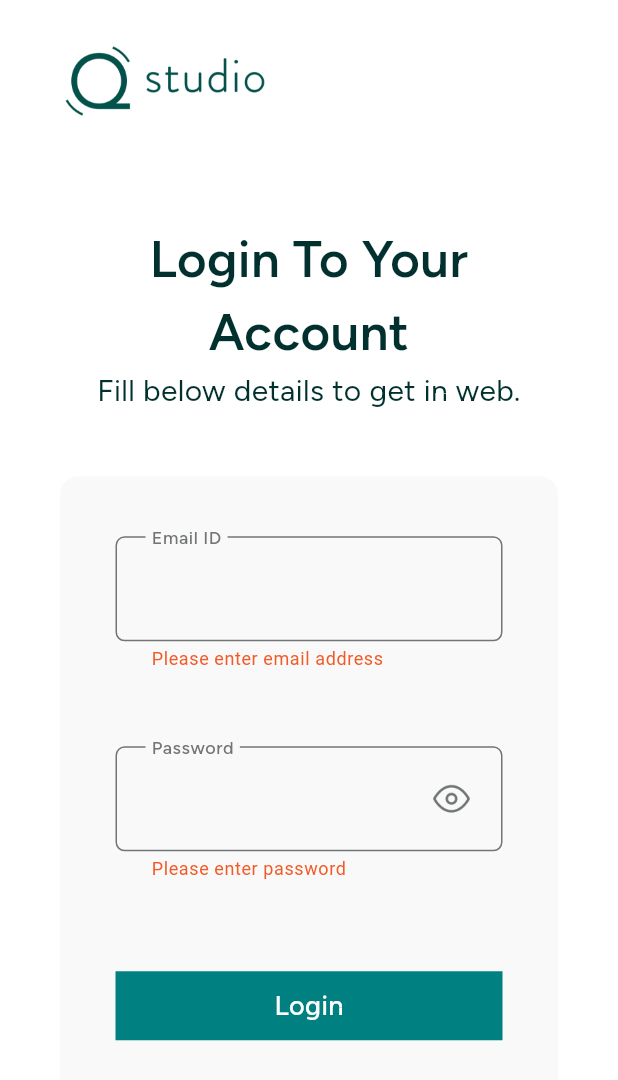
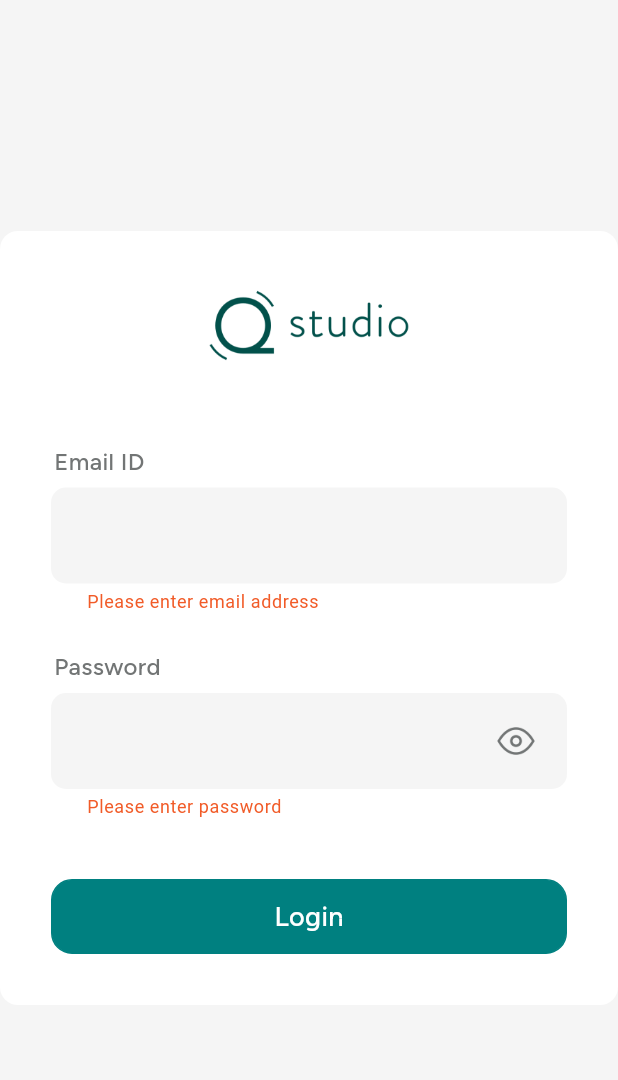
Before and after one commit to nachiketghelani56/mqs_admin_portal_web, a Flutter app: the screen it shows after launch, after a tap on "Login", on a phone screen of 412 x 824 dp. Shown: the top 1080 px of the screen. Run offline on Flutter 3.47's test engine with Material 3 defaults, Android fonts, the phone set to English and light mode, and no system bars; our stand-ins replace cloud_firestore, csv, envied, file_picker, firebase_auth, firebase_core and 2 more; missing offline and left inert: file_saver; accounts and stored records are empty.

Commit message:
[FIX] Updated login page UI

```diff
--- a/lib/config/color_config.dart
+++ b/lib/config/color_config.dart
@@ -30,4 +30,6 @@ class ColorConfig {
   static const Color dividerColor = Color(0xFF959B9A);
   static const Color highlightColor = Color(0xFFF5E9A5);
   static const Color chartColor = Color(0xFFB8543D);
+  static const Color transparentColor = Colors.transparent;
+  static const Color hoverColor = Color(0xFF0E5A5B);
 }
--- a/lib/config/font_text_style_config.dart
+++ b/lib/config/font_text_style_config.dart
@@ -169,9 +169,9 @@ class FontTextStyleConfig {
 
   static OutlineInputBorder borderDecoration = OutlineInputBorder(
     borderSide: const BorderSide(
-      color: ColorConfig.textFieldBorderColor,
+      color: ColorConfig.transparentColor,
     ),
-    borderRadius: BorderRadius.circular(SizeConfig.size6),
+    borderRadius: BorderRadius.circular(SizeConfig.size10),
   );
 
   static BoxDecoration tableTitleDecoration = BoxDecoration(
--- a/lib/config/string_config.dart
+++ b/lib/config/string_config.dart
@@ -199,6 +199,8 @@ class MQSDashboard {
   final String chat = "Chat";
   final String profile = "Profile";
   final String settings = "Settings";
+  final String pathway = "Pathway";
+  final String challenge = "Challenge";
 }
 
 class Reporting {
--- a/lib/views/login/controller/login_controller.dart
+++ b/lib/views/login/controller/login_controller.dart
@@ -21,7 +21,7 @@ class LoginController extends GetxController {
             password: passwordController.text);
         hideLoader();
         if (user != null) {
-          Get.offAllNamed(AppRoutes.dashboard);
+          Get.offAllNamed(AppRoutes.mqsDashboard);
         }
       }
     } on FirebaseAuthException catch (e) {
--- a/lib/views/login/login_screen.dart
+++ b/lib/views/login/login_screen.dart
@@ -1,9 +1,9 @@
 import 'package:flutter/material.dart';
 import 'package:get/get.dart';
 import 'package:mqs_admin_portal_web/config/config.dart';
+import 'package:mqs_admin_portal_web/extensions/ext_on_widget.dart';
 import 'package:mqs_admin_portal_web/views/login/controller/login_controller.dart';
-import 'package:mqs_admin_portal_web/views/login/widgets/login_detail_widget.dart';
-import 'package:mqs_admin_portal_web/widgets/logo_widget.dart';
+import 'package:mqs_admin_portal_web/views/login/widgets/login_form_widget.dart';
 
 class LoginScreen extends StatelessWidget {
   LoginScreen({super.key});
@@ -13,19 +13,15 @@ class LoginScreen extends StatelessWidget {
   @override
   Widget build(BuildContext context) {
     return Scaffold(
-      body: SizedBox(
-        height: Get.height,
-        width: Get.width,
-        child: Column(
-          children: [
-            logoWidget(),
-            Expanded(
-              child: loginDetailWidget(loginController: _loginController),
-            ),
-          ],
-        ).paddingSymmetric(
-            horizontal: SizeConfig.size40, vertical: SizeConfig.size25),
-      ),
+      backgroundColor: ColorConfig.backgroundColor,
+      body: Container(
+        width: SizeConfig.size574,
+        decoration: FontTextStyleConfig.cardDecoration,
+        padding: const EdgeInsets.all(SizeConfig.size34),
+        child: SingleChildScrollView(
+          child: loginFormWidget(loginController: _loginController),
+        ),
+      ).center,
     );
   }
 }
--- a/lib/views/login/widgets/login_detail_widget.dart
+++ /dev/null
@@ -1,28 +0,0 @@
-import 'package:flutter/material.dart';
-import 'package:mqs_admin_portal_web/config/config.dart';
-import 'package:mqs_admin_portal_web/extensions/ext_on_num.dart';
-import 'package:mqs_admin_portal_web/extensions/ext_on_widget.dart';
-import 'package:mqs_admin_portal_web/views/login/controller/login_controller.dart';
-import 'package:mqs_admin_portal_web/views/login/widgets/text_fields_container_widget.dart';
-
-Widget loginDetailWidget({required LoginController loginController}) {
-  return SingleChildScrollView(
-    child: Column(
-      mainAxisAlignment: MainAxisAlignment.center,
-      children: [
-        Text(
-          StringConfig.login.loginToYourAccount,
-          textAlign: TextAlign.center,
-          style: FontTextStyleConfig.titleStyle,
-        ),
-        Text(
-          StringConfig.login.fillBelowDetailToGetInWeb,
-          textAlign: TextAlign.center,
-          style: FontTextStyleConfig.subtitleStyle,
-        ),
-        SizeConfig.size42.height,
-        textFieldsContainerWidget(loginController: loginController),
-      ],
-    ),
-  ).center;
-}
--- /dev/null
+++ b/lib/views/login/widgets/login_form_widget.dart
@@ -0,0 +1,51 @@
+import 'package:flutter/material.dart';
+import 'package:get/get.dart';
+import 'package:mqs_admin_portal_web/config/config.dart';
+import 'package:mqs_admin_portal_web/extensions/ext_on_num.dart';
+import 'package:mqs_admin_portal_web/views/login/controller/login_controller.dart';
+import 'package:mqs_admin_portal_web/widgets/custom_button.dart';
+import 'package:mqs_admin_portal_web/widgets/custom_text_field.dart';
+import 'package:mqs_admin_portal_web/widgets/logo_widget.dart';
+
+Widget loginFormWidget({required LoginController loginController}) {
+  return Form(
+    key: loginController.formKey,
+    child: Column(
+      mainAxisSize: MainAxisSize.min,
+      children: [
+        logoWidget(mainAxisSize: MainAxisSize.min),
+        SizeConfig.size50.height,
+        CustomTextField(
+          controller: loginController.emailController,
+          autofillHints: const [],
+          label: StringConfig.login.emailID,
+          validator: (p0) => Validator.emailValidator(p0 ?? ""),
+        ),
+        SizeConfig.size24.height,
+        Obx(
+          () => CustomTextField(
+            controller: loginController.passwordController,
+            autofillHints: const [],
+            label: StringConfig.login.password,
+            suffixIcon: loginController.isObscurePassword.value
+                ? ImageConfig.eyeOpened
+                : ImageConfig.eyeClosed,
+            isObscure: loginController.isObscurePassword.value,
+            onSuffixIconTap: () {
+              loginController.isObscurePassword.value =
+                  !loginController.isObscurePassword.value;
+            },
+            validator: (p0) => Validator.passwordValidator(p0 ?? ""),
+          ),
+        ),
+        SizeConfig.size40.height,
+        CustomButton(
+          btnText: StringConfig.login.login,
+          onTap: () {
+            loginController.login();
+          },
+        ),
+      ],
+    ),
+  );
+}
--- a/lib/views/login/widgets/text_fields_container_widget.dart
+++ /dev/null
@@ -1,56 +0,0 @@
-import 'package:flutter/material.dart';
-import 'package:get/get.dart';
-import 'package:mqs_admin_portal_web/config/config.dart';
-import 'package:mqs_admin_portal_web/extensions/ext_on_num.dart';
-import 'package:mqs_admin_portal_web/views/login/controller/login_controller.dart';
-import 'package:mqs_admin_portal_web/widgets/custom_button.dart';
-import 'package:mqs_admin_portal_web/widgets/custom_text_field.dart';
-
-Widget textFieldsContainerWidget({required LoginController loginController}) {
-  return Container(
-    width: SizeConfig.size574,
-    decoration: BoxDecoration(
-      color: ColorConfig.bgColor,
-      borderRadius: BorderRadius.circular(SizeConfig.size12),
-    ),
-    padding: const EdgeInsets.symmetric(
-        horizontal: SizeConfig.size37, vertical: SizeConfig.size40),
-    child: Form(
-      key: loginController.formKey,
-      child: Column(
-        children: [
-          CustomTextField(
-            controller: loginController.emailController,
-            autofillHints: const [],
-            label: StringConfig.login.emailID,
-            validator: (p0) => Validator.emailValidator(p0 ?? ""),
-          ),
-          SizeConfig.size50.height,
-          Obx(
-            () => CustomTextField(
-              controller: loginController.passwordController,
-              autofillHints: const [],
-              label: StringConfig.login.password,
-              suffixIcon: loginController.isObscurePassword.value
-                  ? ImageConfig.eyeOpened
-                  : ImageConfig.eyeClosed,
-              isObscure: loginController.isObscurePassword.value,
-              onSuffixIconTap: () {
-                loginController.isObscurePassword.value =
-                    !loginController.isObscurePassword.value;
-              },
-              validator: (p0) => Validator.passwordValidator(p0 ?? ""),
-            ),
-          ),
-          SizeConfig.size60.height,
-          CustomButton(
-            btnText: StringConfig.login.login,
-            onTap: () {
-              loginController.login();
-            },
-          ),
-        ],
-      ),
-    ),
-  );
-}
--- a/lib/views/mqs_dashboard/controller/mqs_dashboard_controller.dart
+++ b/lib/views/mqs_dashboard/controller/mqs_dashboard_controller.dart
@@ -10,21 +10,16 @@ class MqsDashboardController extends GetxController {
       icon: ImageConfig.home,
       title: StringConfig.mqsDashboard.home,
       subtitles: [
-        StringConfig.mqsDashboard.onboarding,
-        StringConfig.mqsDashboard.communication,
-        StringConfig.mqsDashboard.training,
-        StringConfig.mqsDashboard.survey,
-        StringConfig.mqsDashboard.space,
+        StringConfig.dashboard.enterprise,
+        StringConfig.mqsDashboard.pathway,
+        StringConfig.mqsDashboard.challenge,
+        StringConfig.teamChart.teamChart,
         StringConfig.mqsDashboard.reporting,
       ],
     ),
     MenuModel(
       icon: ImageConfig.documents,
       title: StringConfig.mqsDashboard.documents,
-    ),
-    MenuModel(
-      icon: ImageConfig.chat,
-      title: StringConfig.mqsDashboard.chat,
     ),
     MenuModel(
       icon: ImageConfig.profile,
@@ -34,10 +29,6 @@ class MqsDashboardController extends GetxController {
       icon: ImageConfig.settings,
       title: StringConfig.mqsDashboard.settings,
     ),
-    MenuModel(
-      icon: ImageConfig.settings,
-      title: StringConfig.teamChart.teamChart,
-    ),
   ].obs;
   RxInt menuIndex = 0.obs, subMenuIndex = RxInt(-1);
 }
--- a/lib/views/mqs_dashboard/mqs_dashboard_screen.dart
+++ b/lib/views/mqs_dashboard/mqs_dashboard_screen.dart
@@ -31,7 +31,7 @@ class MqsDashboardScreen extends StatelessWidget {
                 child: Obx(
                   () {
                     if (_mqsDashboardController.menuIndex.value == 0) {
-                      if (_mqsDashboardController.subMenuIndex.value == 5) {
+                      if (_mqsDashboardController.subMenuIndex.value == 4) {
                         return ReportingScreen(
                             scaffoldKey: _mqsDashboardController.scaffoldKey);
                       }
--- a/lib/views/mqs_dashboard/widgets/side_menu_widget.dart
+++ b/lib/views/mqs_dashboard/widgets/side_menu_widget.dart
@@ -72,13 +72,8 @@ Widget sideMenuWidget(
                         ],
                       ),
                     ).tap(() {
-                      if (index ==
-                          mqsDashboardController.menuItems.length - 1) {
-                        Get.toNamed(AppRoutes.teamChart);
-                      } else {
-                        mqsDashboardController.menuIndex.value = index;
-                        mqsDashboardController.subMenuIndex.value = -1;
-                      }
+                      mqsDashboardController.menuIndex.value = index;
+                      mqsDashboardController.subMenuIndex.value = -1;
                     }),
                     if (index == mqsDashboardController.menuIndex.value &&
                         mqsDashboardController
@@ -121,7 +116,13 @@ Widget sideMenuWidget(
                                 ),
                               ],
                             ).tap(() {
-                              mqsDashboardController.subMenuIndex.value = i;
+                              if (index == 0 && i == 0) {
+                                Get.toNamed(AppRoutes.dashboard);
+                              } else if (index == 0 && i == 3) {
+                                Get.toNamed(AppRoutes.teamChart);
+                              } else {
+                                mqsDashboardController.subMenuIndex.value = i;
+                              }
                             }),
                           );
                         },
--- a/lib/widgets/custom_button.dart
+++ b/lib/widgets/custom_button.dart
@@ -1,8 +1,7 @@
 import 'package:flutter/material.dart';
 import 'package:mqs_admin_portal_web/config/config.dart';
-import 'package:mqs_admin_portal_web/extensions/ext_on_widget.dart';
 
-class CustomButton extends StatelessWidget {
+class CustomButton extends StatefulWidget {
   const CustomButton(
       {super.key,
       required this.btnText,
@@ -14,19 +13,42 @@ class CustomButton extends StatelessWidget {
   final bool isSelected;
 
   @override
+  State<CustomButton> createState() => _CustomButtonState();
+}
+
+class _CustomButtonState extends State<CustomButton> {
+  Color btnColor = ColorConfig.primaryColor;
+  @override
   Widget build(BuildContext context) {
-    return Container(
-      height: SizeConfig.size46,
-      decoration: BoxDecoration(
-        color: isSelected ? ColorConfig.primaryColor : null,
-        border: Border.all(color: ColorConfig.primaryColor),
+    return InkWell(
+      onHover: (value) {
+        if (value) {
+          setState(() {
+            btnColor = ColorConfig.hoverColor;
+          });
+        } else {
+          setState(() {
+            btnColor = ColorConfig.primaryColor;
+          });
+        }
+      },
+      onTap: () {
+        widget.onTap();
+      },
+      child: Container(
+        height: SizeConfig.size50,
+        decoration: BoxDecoration(
+          color: widget.isSelected ? btnColor : null,
+          border: Border.all(color: btnColor),
+          borderRadius: BorderRadius.circular(SizeConfig.size14),
+        ),
+        alignment: Alignment.center,
+        child: Text(
+          widget.btnText,
+          style: FontTextStyleConfig.buttonTextStyle.copyWith(
+              color: widget.isSelected ? null : ColorConfig.primaryColor),
+        ),
       ),
-      alignment: Alignment.center,
-      child: Text(
-        btnText,
-        style: FontTextStyleConfig.buttonTextStyle
-            .copyWith(color: isSelected ? null : ColorConfig.primaryColor),
-      ),
-    ).tap(onTap);
+    );
   }
 }
--- a/lib/widgets/custom_text_field.dart
+++ b/lib/widgets/custom_text_field.dart
@@ -2,6 +2,7 @@ import 'package:flutter/material.dart';
 import 'package:flutter/services.dart';
 import 'package:get/get.dart';
 import 'package:mqs_admin_portal_web/config/config.dart';
+import 'package:mqs_admin_portal_web/extensions/ext_on_num.dart';
 import 'package:mqs_admin_portal_web/extensions/ext_on_widget.dart';
 
 class CustomTextField extends StatelessWidget {
@@ -16,7 +17,8 @@ class CustomTextField extends StatelessWidget {
     this.hintText,
     this.readOnly = false,
     this.onTap,
-    this.inputFormatters, this.autofillHints,
+    this.inputFormatters,
+    this.autofillHints,
   });
 
   final TextEditingController controller;
@@ -29,17 +31,26 @@ class CustomTextField extends StatelessWidget {
   final bool readOnly;
   final Function()? onTap;
   final List<TextInputFormatter>? inputFormatters;
-  final Iterable<String>?  autofillHints;
+  final Iterable<String>? autofillHints;
 
   @override
   Widget build(BuildContext context) {
-    return TextFormField(
+    return Column(
+      crossAxisAlignment: CrossAxisAlignment.start,
+      children: [
+        Text(
+          label,
+          style: FontTextStyleConfig.labelTextStyle,
+        ).paddingOnly(left: SizeConfig.size2),
+        SizeConfig.size6.height,
+        TextFormField(
           controller: controller,
           readOnly: readOnly,
           onTap: onTap,
           obscureText: isObscure,
           obscuringCharacter: '•',
-      style: FontTextStyleConfig.textFieldTextStyle,
+          style: FontTextStyleConfig.textFieldTextStyle
+              .copyWith(fontSize: FontSizeConfig.fontSize16),
           validator: validator,
           autovalidateMode: AutovalidateMode.onUserInteraction,
           inputFormatters: inputFormatters,
@@ -47,7 +58,8 @@ class CustomTextField extends StatelessWidget {
           decoration: InputDecoration(
             hintText: hintText,
             isDense: true,
-        labelText: label,
+            filled: true,
+            fillColor: ColorConfig.backgroundColor,
             floatingLabelBehavior: FloatingLabelBehavior.always,
             labelStyle: FontTextStyleConfig.labelTextStyle,
             border: FontTextStyleConfig.borderDecoration,
@@ -74,6 +86,8 @@ class CustomTextField extends StatelessWidget {
             contentPadding: const EdgeInsets.symmetric(
                 vertical: SizeConfig.size20, horizontal: SizeConfig.size20),
           ),
+        ),
+      ],
     );
   }
 }
```
Lines whose indentation alone changed are shown as unchanged.
